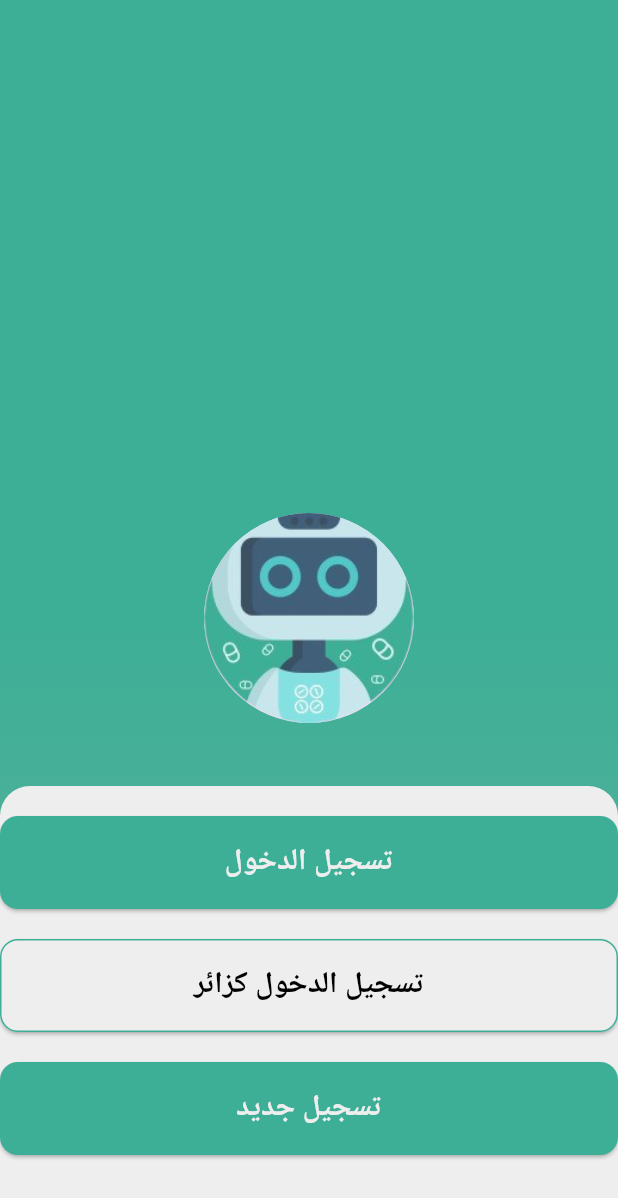
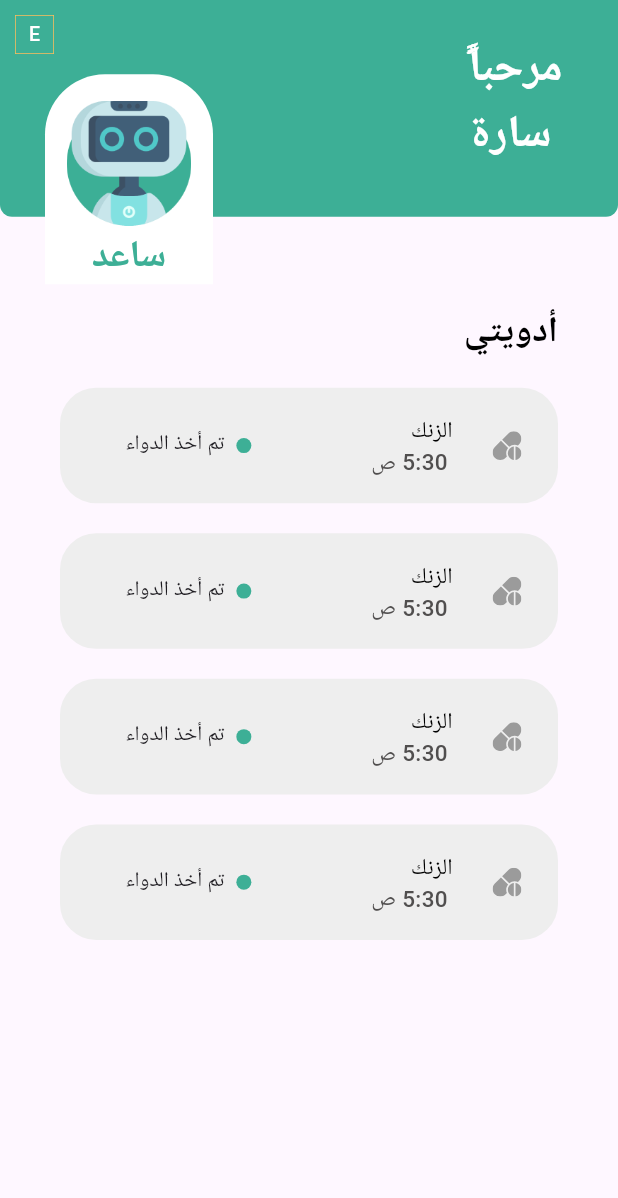
Before and after one commit to Flutter-Group-2/Medicine-Reminder-App, a Flutter app: the screen it shows after launch, on a phone screen of 412 x 824 dp. Shown: the top 1198 px of the screen. Run offline on Flutter 3.47's test engine with Material 3 defaults, Android fonts, the phone set to English and light mode, and no system bars; our stand-ins replace flutter_svg.

Commit message:
Feature:add Home Page Header

```diff
--- a/lib/main.dart
+++ b/lib/main.dart
@@ -1,5 +1,6 @@
 import 'package:flutter/material.dart';
 import 'package:medicine_reminder_app/views/first_page.dart';
+import 'package:medicine_reminder_app/views/home_page.dart';
 import 'package:medicine_reminder_app/views/splash_page.dart';
 
 void main() {
@@ -13,7 +14,7 @@ class MainApp extends StatelessWidget {
   Widget build(BuildContext context) {
     return const MaterialApp(
       debugShowCheckedModeBanner: false,
-      home: SplashScreen(),
+      home: HomePageView(),
     );
   }
 }
--- a/lib/utils/colors.dart
+++ b/lib/utils/colors.dart
@@ -8,3 +8,5 @@ Color red = const Color(0xffFF0000);
 Color background = const Color(0xffF8F8F6);
 Color grey = Colors.grey;
 const Color black = Colors.black;
+Color grayLight = const Color(0xffF8F8F6);
+Color pureWhite = const Color(0xffffffff);
--- a/lib/utils/spacing.dart
+++ b/lib/utils/spacing.dart
@@ -1,6 +1,8 @@
 import 'package:flutter/material.dart';
 
-const  height8 = SizedBox(height: 8);
+// Height ----
+
+const height8 = SizedBox(height: 8);
 const height10 = SizedBox(height: 10);
 const height16 = SizedBox(height: 16);
 const height20 = SizedBox(height: 20);
@@ -14,3 +16,22 @@ const height70 = SizedBox(height: 70);
 const height80 = SizedBox(height: 80);
 const height90 = SizedBox(height: 90);
 const height100 = SizedBox(height: 100);
+
+// Width ----
+
+const width4 = SizedBox(width: 4);
+const width8 = SizedBox(width: 8);
+const width16 = SizedBox(width: 16);
+const width24 = SizedBox(width: 24);
+const width30 = SizedBox(width: 30);
+const width36 = SizedBox(width: 36);
+const width42 = SizedBox(width: 42);
+const width48 = SizedBox(width: 48);
+const width54 = SizedBox(width: 54);
+const width60 = SizedBox(width: 60);
+const width70 = SizedBox(width: 70);
+const width80 = SizedBox(width: 80);
+const width90 = SizedBox(width: 90);
+const width100 = SizedBox(width: 100);
+const width120 = SizedBox(width: 120);
+const width150 = SizedBox(width: 150);
--- a/lib/views/first_page.dart
+++ b/lib/views/first_page.dart
@@ -21,6 +21,8 @@ class FirstView extends StatelessWidget {
             color: white,
             borderRadius: const BorderRadius.only(
                 topLeft: Radius.circular(20), topRight: Radius.circular(20))),
+        child: Padding(
+          padding: const EdgeInsets.all(20.0),
           child: Column(
             children: [
               height20,
@@ -56,6 +58,7 @@ class FirstView extends StatelessWidget {
             ],
           ),
         ),
+      ),
       body: Container(
         height: double.maxFinite,
         decoration: BoxDecoration(
--- a/lib/views/home_page.dart
+++ b/lib/views/home_page.dart
@@ -0,0 +1,46 @@
+import 'package:flutter/cupertino.dart';
+import 'package:flutter/material.dart';
+import 'package:flutter/widgets.dart';
+import 'package:flutter_svg/flutter_svg.dart';
+import 'package:medicine_reminder_app/extensions/screen_handler.dart';
+import 'package:medicine_reminder_app/utils/colors.dart';
+import 'package:medicine_reminder_app/utils/spacing.dart';
+import 'package:medicine_reminder_app/widgets/custom_container_medican.dart';
+import 'package:medicine_reminder_app/widgets/custom_header_page.dart';
+
+class HomePageView extends StatelessWidget {
+  const HomePageView({super.key});
+
+  @override
+  Widget build(BuildContext context) {
+    return Scaffold(
+      appBar: PreferredSize(
+        preferredSize: Size(context.getWidth(), context.getHeight() / 5.7),
+        child: const HeaderHomePage(),
+      ),
+      body: Padding(
+        padding: const EdgeInsets.all(40.0),
+        child: Column(
+          children: [
+            height20,
+            const Align(
+              alignment: Alignment.centerRight,
+              child: Text(
+                "أدويتي",
+                style: TextStyle(
+                    fontSize: 24, color: black, fontWeight: FontWeight.w600),
+              ),
+            ),
+            height10,
+            ListView.builder(
+                shrinkWrap: true,
+                itemCount: 4,
+                itemBuilder: (context, index) {
+                  return const ContainerMedication();
+                }),
+          ],
+        ),
+      ),
+    );
+  }
+}
--- /dev/null
+++ b/lib/widgets/custom_container_medican.dart
@@ -0,0 +1,73 @@
+import 'package:flutter/material.dart';
+import 'package:flutter/widgets.dart';
+import 'package:flutter_svg/svg.dart';
+import 'package:medicine_reminder_app/extensions/screen_handler.dart';
+import 'package:medicine_reminder_app/utils/colors.dart';
+import 'package:medicine_reminder_app/utils/spacing.dart';
+
+class ContainerMedication extends StatelessWidget {
+  const ContainerMedication({super.key});
+
+  @override
+  Widget build(BuildContext context) {
+    return Container(
+      width: context.getWidth(),
+      height: context.getHeight() / 10.7,
+      alignment: Alignment.centerRight,
+      margin: EdgeInsets.symmetric(vertical: 10),
+      padding: EdgeInsets.symmetric(horizontal: 24, vertical: 18),
+      decoration: BoxDecoration(
+        borderRadius: BorderRadius.circular(24),
+        color: white,
+      ),
+      child: Row(
+        mainAxisAlignment: MainAxisAlignment.end,
+        children: [
+          Text("تم أخذ الدواء"),
+          width8,
+          Container(
+            width: 10,
+            height: 10,
+            decoration: BoxDecoration(shape: BoxShape.circle, color: green),
+          ),
+          width80,
+          Column(
+            mainAxisAlignment: MainAxisAlignment.start,
+            children: [
+              Text(
+                "الزنك",
+                style: TextStyle(
+                    fontSize: 15, color: black, fontWeight: FontWeight.w500),
+              ),
+              Row(
+                children: [
+                  Text(
+                    "ص",
+                    style: TextStyle(
+                      fontSize: 15,
+                      color: Color(0xff504E4E),
+                      fontWeight: FontWeight.w500,
+                    ),
+                  ),
+                  width4,
+                  SizedBox(
+                    width: 60,
+                    child: Text(
+                      "5:30",
+                      style: TextStyle(
+                        fontSize: 15,
+                        color: Color(0xff504E4E),
+                        fontWeight: FontWeight.w500,
+                      ),
+                    ),
+                  ),
+                ],
+              ),
+            ],
+          ),
+          SvgPicture.asset("assets/icons/drugs.svg"),
+        ],
+      ),
+    );
+  }
+}
--- /dev/null
+++ b/lib/widgets/custom_header_page.dart
@@ -0,0 +1,107 @@
+import 'package:flutter/cupertino.dart';
+import 'package:flutter/material.dart';
+import 'package:medicine_reminder_app/utils/colors.dart';
+import 'package:medicine_reminder_app/utils/spacing.dart';
+
+class HeaderHomePage extends StatelessWidget {
+  const HeaderHomePage({super.key});
+
+  @override
+  Widget build(BuildContext context) {
+    return Container(
+      decoration: BoxDecoration(
+        borderRadius: const BorderRadius.only(
+          bottomLeft: Radius.circular(8),
+          bottomRight: Radius.circular(8),
+        ),
+        color: green,
+      ),
+      child: Stack(
+        clipBehavior: Clip.none,
+        children: [
+          Positioned(
+            bottom: -45,
+            left: 30,
+            child: Container(
+              width: 112,
+              height: 140,
+              decoration: BoxDecoration(
+                color: pureWhite,
+                borderRadius: const BorderRadius.only(
+                    topLeft: Radius.circular(40),
+                    topRight: Radius.circular(40)),
+              ),
+              child: Center(
+                child: Column(
+                  children: [
+                    height16,
+                    Image.asset(
+                      'assets/images/logo.png',
+                      width: 83,
+                      height: 87,
+                    ),
+                    Text(
+                      'ساعد',
+                      style: TextStyle(
+                          fontSize: 25,
+                          color: green,
+                          fontWeight: FontWeight.bold),
+                    )
+                  ],
+                ),
+              ),
+            ),
+          ),
+          Positioned(
+            right: 0,
+            bottom: 20,
+            child: SizedBox(
+              width: 100,
+              height: 100,
+              child: Text(
+                "مرحبا \nسارة ",
+                style: TextStyle(
+                    fontSize: 30,
+                    color: pureWhite,
+                    fontWeight: FontWeight.w700),
+              ),
+            ),
+          ),
+          Positioned(
+            right: 0,
+            bottom: 30,
+            child: SizedBox(
+              width: 100,
+              height: 100,
+              child: Text(
+                "ًُ",
+                style: TextStyle(
+                    fontSize: 40,
+                    color: pureWhite,
+                    fontWeight: FontWeight.w700),
+              ),
+            ),
+          ),
+          Positioned(
+            top: 10,
+            left: 10,
+            child: Container(
+              width: 26,
+              height: 26,
+              decoration:
+                  BoxDecoration(border: Border.all(color: orang, width: 0.5)),
+              child: Center(
+                  child: Text(
+                "E",
+                style: TextStyle(
+                    fontSize: 13,
+                    color: pureWhite,
+                    fontWeight: FontWeight.w500),
+              )),
+            ),
+          )
+        ],
+      ),
+    );
+  }
+}
--- a/pubspec.yaml
+++ b/pubspec.yaml
@@ -23,6 +23,7 @@ flutter:
   uses-material-design: true
   assets:
     - assets/images/
+    - assets/icons/
   fonts:
     - family: Poppins
       fonts:
```
Lines whose indentation alone changed are shown as unchanged.
